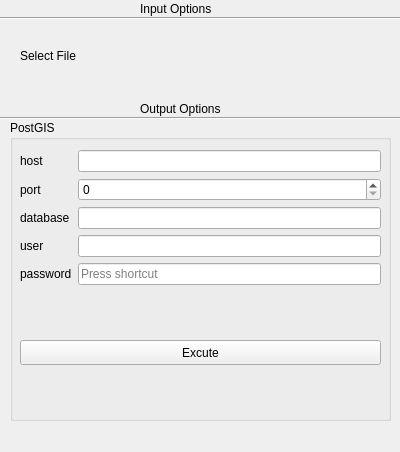
Old version of the form src/plugins/txtinput/txtinputDock.ui in the repository ParnDeedlit/QGIS.
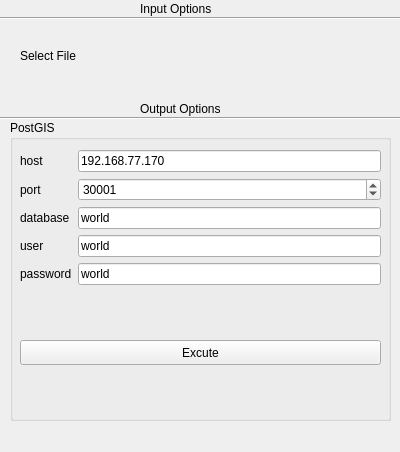
New version of the form. Custom widgets are drawn as their Qt base class.

What changed in the file:
```diff
--- a/src/plugins/txtinput/txtinputDock.ui
+++ b/src/plugins/txtinput/txtinputDock.ui
@@ -118,7 +118,11 @@
        </widget>
       </item>
       <item row="0" column="1">
-       <widget class="QLineEdit" name="hostEdit"/>
+       <widget class="QLineEdit" name="hostEdit">
+        <property name="text">
+         <string>192.168.77.170</string>
+        </property>
+       </widget>
       </item>
       <item row="1" column="0">
        <widget class="QLabel" name="label_5">
@@ -128,7 +132,14 @@
        </widget>
       </item>
       <item row="1" column="1">
-       <widget class="QSpinBox" name="portBox"/>
+       <widget class="QSpinBox" name="portBox">
+        <property name="maximum">
+         <number>999999</number>
+        </property>
+        <property name="value">
+         <number>30001</number>
+        </property>
+       </widget>
       </item>
       <item row="2" column="0">
        <widget class="QLabel" name="label_6">
@@ -138,7 +149,11 @@
        </widget>
       </item>
       <item row="2" column="1">
-       <widget class="QLineEdit" name="databaseEdit"/>
+       <widget class="QLineEdit" name="databaseEdit">
+        <property name="text">
+         <string>world</string>
+        </property>
+       </widget>
       </item>
       <item row="3" column="0">
        <widget class="QLabel" name="label_7">
@@ -148,7 +163,11 @@
        </widget>
       </item>
       <item row="3" column="1">
-       <widget class="QLineEdit" name="userEdit"/>
+       <widget class="QLineEdit" name="userEdit">
+        <property name="text">
+         <string>world</string>
+        </property>
+       </widget>
       </item>
       <item row="4" column="0">
        <widget class="QLabel" name="label_8">
@@ -158,7 +177,11 @@
        </widget>
       </item>
       <item row="4" column="1">
-       <widget class="QKeySequenceEdit" name="passwrodEdit"/>
+       <widget class="QLineEdit" name="passwordEdit">
+        <property name="text">
+         <string>world</string>
+        </property>
+       </widget>
       </item>
      </layout>
     </widget>
```
